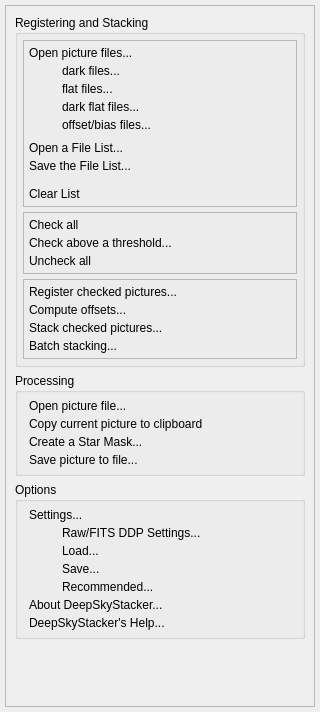
Qt form DeepSkyStacker/ui/ExplorerBar.ui (deepskystacker/DSS) before a commit.
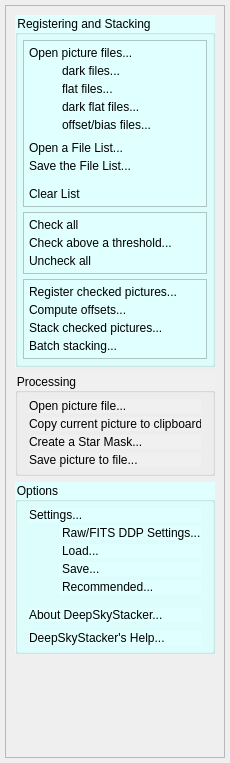
The same form after that commit.

Commit message: Explorer Bar group boxes now change colour in a similar way to the old version

```diff
--- a/DeepSkyStacker/ui/ExplorerBar.ui
+++ b/DeepSkyStacker/ui/ExplorerBar.ui
@@ -6,8 +6,8 @@
    <rect>
     <x>0</x>
     <y>0</y>
-    <width>320</width>
-    <height>712</height>
+    <width>230</width>
+    <height>763</height>
    </rect>
   </property>
   <property name="sizePolicy">
@@ -18,7 +18,7 @@
   </property>
   <property name="minimumSize">
    <size>
-    <width>320</width>
+    <width>230</width>
     <height>430</height>
    </size>
   </property>
@@ -51,13 +51,13 @@
        <rect>
         <x>0</x>
         <y>0</y>
-        <width>308</width>
-        <height>700</height>
+        <width>218</width>
+        <height>751</height>
        </rect>
       </property>
       <property name="minimumSize">
        <size>
-        <width>280</width>
+        <width>210</width>
         <height>700</height>
        </size>
       </property>
@@ -70,6 +70,9 @@
            <verstretch>0</verstretch>
           </sizepolicy>
          </property>
+         <property name="styleSheet">
+          <string notr="true">background-color: lightcyan</string>
+         </property>
          <property name="title">
           <string comment="IDC_STACKING_TITLE">Registering and Stacking</string>
          </property>
@@ -339,6 +342,9 @@
        </item>
        <item>
         <widget class="QGroupBox" name="processing">
+         <property name="styleSheet">
+          <string notr="true">background-color: rgb(240, 240, 240)</string>
+         </property>
          <property name="title">
           <string comment="IDC_PROCESSING_TITLE">Processing</string>
          </property>
@@ -397,6 +403,9 @@
            <verstretch>0</verstretch>
           </sizepolicy>
          </property>
+         <property name="styleSheet">
+          <string notr="true">background-color: lightcyan</string>
+         </property>
          <property name="title">
           <string comment="IDC_OPTIONS_TITLE">Options</string>
          </property>
@@ -463,6 +472,19 @@
             </property>
            </widget>
           </item>
+          <item>
+           <spacer name="verticalSpacer_2">
+            <property name="orientation">
+             <enum>Qt::Vertical</enum>
+            </property>
+            <property name="sizeHint" stdset="0">
+             <size>
+              <width>20</width>
+              <height>10</height>
+             </size>
+            </property>
+           </spacer>
+          </item>
           <item>
            <widget class="QLabel" name="about">
             <property name="text">
@@ -470,6 +492,19 @@
             </property>
            </widget>
           </item>
+          <item>
+           <spacer name="verticalSpacer_5">
+            <property name="orientation">
+             <enum>Qt::Vertical</enum>
+            </property>
+            <property name="sizeHint" stdset="0">
+             <size>
+              <width>20</width>
+              <height>5</height>
+             </size>
+            </property>
+           </spacer>
+          </item>
           <item>
            <widget class="QLabel" name="help">
             <property name="text">
```
The commit also changes 2 other files.
